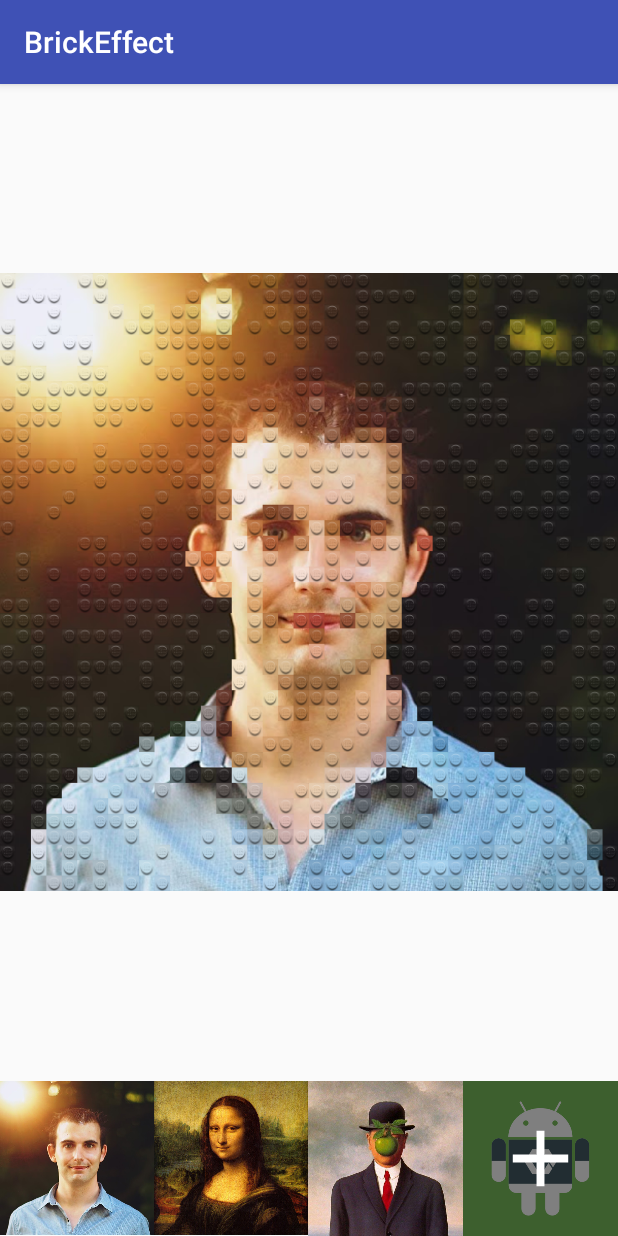
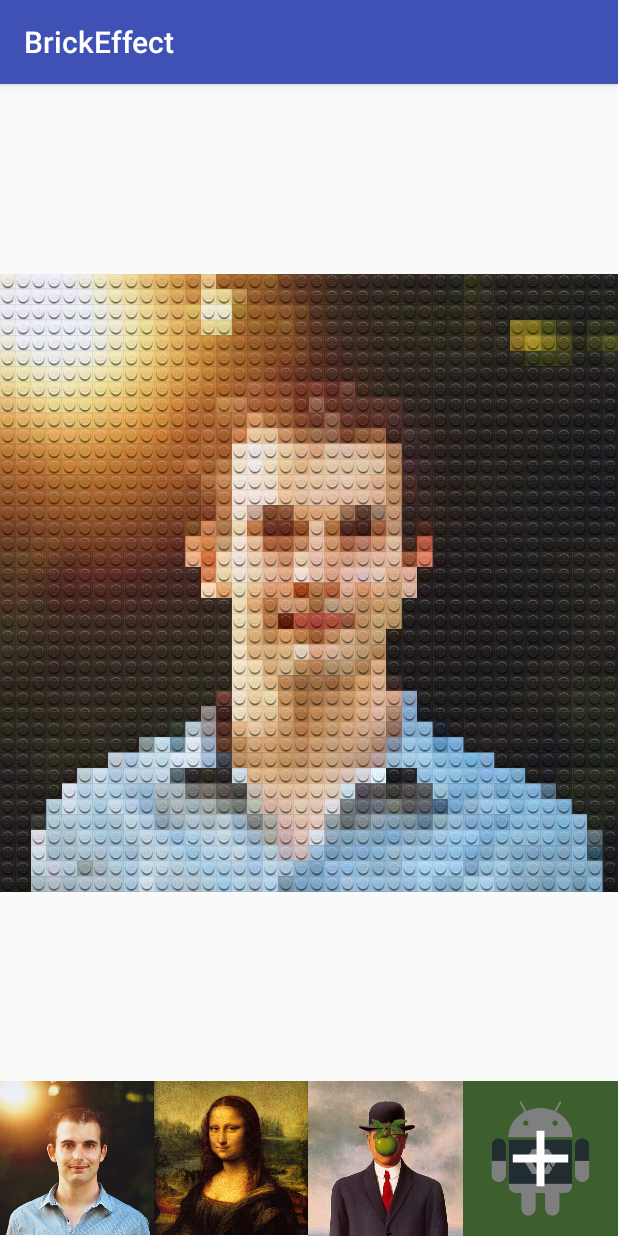
Before and after one commit to JeroenMols/Legofy, an Android app: the screen it shows after launch (MainActivity), on a phone screen of 412 x 824 dp. Run offline under Robolectric (Android 15) with nearby library versions, the phone set to English and light mode, and no system bars.

Commit message:
Main app now uses Legofy library

```diff
--- a/app/src/main/java/com/jeroenmols/brickeffect/MainActivity.java
+++ b/app/src/main/java/com/jeroenmols/brickeffect/MainActivity.java
@@ -12,6 +12,8 @@
 import android.support.v7.app.AppCompatActivity;
 import android.view.View;
 import android.widget.ImageView;
+
+import com.jeroenmols.legofy.Legofy;
 
 import java.io.File;
 import java.io.FileDescriptor;
@@ -77,9 +79,8 @@
     }
 
     private void setImageBitmap(Bitmap bitmap) {
-        EffectDrawable customDrawable = new EffectDrawable(bitmap);
-        this.image.setImageDrawable(customDrawable);
-        customDrawable.applyEffect(new LegofyEffect(getResources(), AMOUNT_OF_BRICKS_IN_WIDTH, ANIM_DURATION_MS));
+        Bitmap convert = Legofy.with(this).amountOfBricks(40).convert(bitmap);
+        this.image.setImageBitmap(convert);
     }
 
     public void selectImage() {
```
